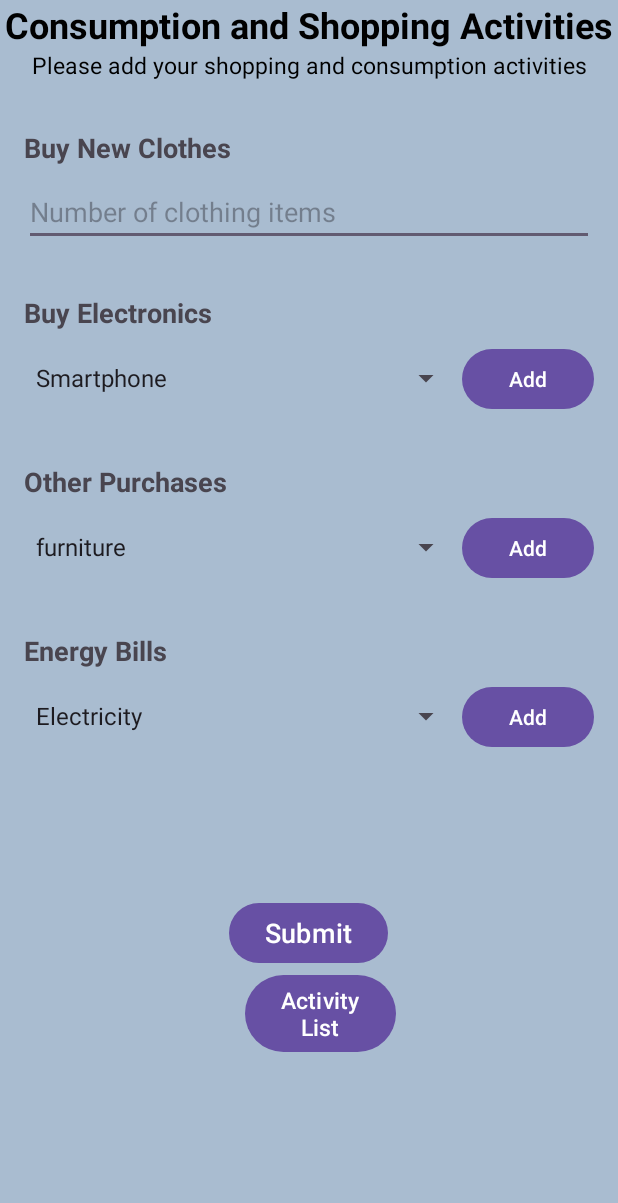
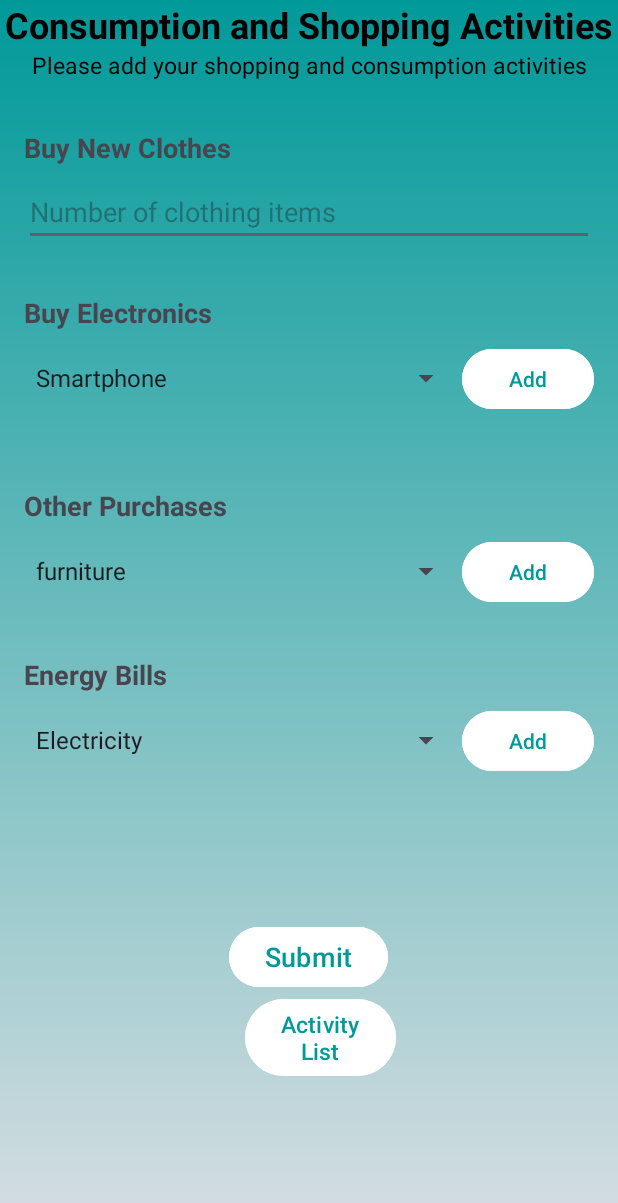
Before and after one commit to Zhj223zh/B07Fallpj, an Android app: the ConsumptionAndShopping screen opened directly, with no data from a screen before it, on a phone screen of 412 x 824 dp. Shown: the top 1203 px of the screen. Run offline under Robolectric (Android 15) with nearby library versions, the phone set to English and light mode, and no system bars.

Commit message:
feat: change background

```diff
--- a/app/src/main/res/drawable/tracker_background.xml
+++ b/app/src/main/res/drawable/tracker_background.xml
@@ -1,5 +1,5 @@
 <?xml version="1.0" encoding="utf-8"?>
 <shape xmlns:android="http://schemas.android.com/apk/res/android">
     <gradient android:type="linear" android:angle="100"
-        android:startColor="#009999" android:endColor="@color/white"/>
+        android:startColor= "#009999" android:endColor="@color/white"/>
 </shape>
--- a/app/src/main/res/layout/consumption_and_shopping.xml
+++ b/app/src/main/res/layout/consumption_and_shopping.xml
@@ -4,9 +4,9 @@
     xmlns:tools="http://schemas.android.com/tools"
     android:layout_width="match_parent"
     android:layout_height="match_parent"
-    android:background="#a9bcd0">
+    android:background="@drawable/tracker_background">
 
-        <TextView
+    <TextView
         android:id="@+id/consumptionTitle"
         android:layout_width="wrap_content"
         android:layout_height="wrap_content"
@@ -17,6 +17,7 @@
         app:layout_constraintEnd_toEndOf="parent"
         app:layout_constraintStart_toStartOf="parent"
         app:layout_constraintTop_toTopOf="parent" />
+
     <TextView
         android:id="@+id/consumptionGuide"
         android:layout_width="wrap_content"
@@ -84,8 +85,8 @@
             <LinearLayout
                 android:layout_width="match_parent"
                 android:layout_height="wrap_content"
-                android:orientation="horizontal"
-                android:layout_marginTop="8dp">
+                android:layout_marginTop="8dp"
+                android:orientation="horizontal">
 
                 <Spinner
                     android:id="@+id/electronicsTypeSpinner"
@@ -99,7 +100,10 @@
                     android:id="@+id/addElectronicsButton"
                     android:layout_width="wrap_content"
                     android:layout_height="wrap_content"
-                    android:text="Add" />
+                    android:layout_marginBottom="16dp"
+                    android:backgroundTint="#FFFFFF"
+                    android:text="Add"
+                    android:textColor="#009999" />
             </LinearLayout>
 
             <LinearLayout
@@ -134,6 +138,8 @@
                     android:id="@+id/addOtherPurchasesButton"
                     android:layout_width="wrap_content"
                     android:layout_height="wrap_content"
+                    android:backgroundTint="#FFFFFF"
+                    android:textColor="#009999"
                     android:text="Add" />
             </LinearLayout>
 
@@ -169,6 +175,8 @@
                     android:id="@+id/addBillButton"
                     android:layout_width="wrap_content"
                     android:layout_height="wrap_content"
+                    android:backgroundTint="#FFFFFF"
+                    android:textColor="#009999"
                     android:text="Add" />
             </LinearLayout>
 
@@ -185,8 +193,9 @@
                 android:layout_height="wrap_content"
                 android:layout_gravity="center_horizontal"
                 android:layout_marginTop="80dp"
+                android:backgroundTint="#FFFFFF"
+                android:textColor="#009999"
                 android:text="Submit"
-                android:textColor="@android:color/white"
                 android:textSize="18sp"/>
 
             <Button
@@ -195,9 +204,11 @@
                 android:layout_height="wrap_content"
                 android:layout_gravity="center_horizontal"
                 android:layout_marginStart="8dp"
+                android:backgroundTint="#FFFFFF"
                 android:text="Activity\nList"
-                android:textColor="@android:color/white"
+                android:textColor="#009999"
                 android:textSize="15sp" />
+
         </LinearLayout>
     </ScrollView>
 
--- a/app/src/main/res/layout/item_habit.xml
+++ b/app/src/main/res/layout/item_habit.xml
@@ -18,6 +18,8 @@
             android:id="@+id/btnAdopt"
             android:layout_width="wrap_content"
             android:layout_height="wrap_content"
+            android:backgroundTint="#009999"
+            android:textColor="#FFFFFF"
             android:text="Adopt"
             android:layout_marginTop="4dp" />
 
@@ -26,6 +28,8 @@
             android:layout_width="wrap_content"
             android:layout_height="wrap_content"
             android:text="Log Progress"
+            android:backgroundTint="#009999"
+            android:textColor="#FFFFFF"
             android:layout_marginTop="4dp"/>
 
 
@@ -78,6 +82,7 @@
                 android:textSize="12sp"
                 android:textColor="@android:color/black"
                 android:layout_marginStart="16dp"/>
+
         </LinearLayout>
     </LinearLayout>
 </androidx.cardview.widget.CardView>
--- a/app/src/main/res/layout/shopping.xml
+++ b/app/src/main/res/layout/shopping.xml
@@ -4,7 +4,7 @@
     xmlns:tools="http://schemas.android.com/tools"
     android:layout_width="match_parent"
     android:layout_height="match_parent"
-    android:background="#a9bcd0">
+    android:background="@drawable/tracker_background">
 
     <TextView
         android:id="@+id/consumptionTitle"
@@ -211,7 +211,6 @@
                 android:orientation="vertical"
                 android:padding="8dp" />
 
-            <!-- 提交按钮 -->
             <Button
                 android:id="@+id/submitButton"
                 android:layout_width="wrap_content"
@@ -221,6 +220,7 @@
                 android:text="Submit"
                 android:textColor="@android:color/white"
                 android:textSize="18sp"/>
+
         </LinearLayout>
     </ScrollView>
 
```
Also changed, not shown: app/src/main/res/drawable/rounded_corner.xml (added, +7 -0 lines), app/src/main/res/layout/activity_main_layout.xml (+15 -3 lines), app/src/main/res/layout/food_consumption.xml (+10 -4 lines), app/src/main/res/layout/main_page.xml (+10 -1 lines), app/src/main/res/layout/transportation.xml (+17 -4 lines).
